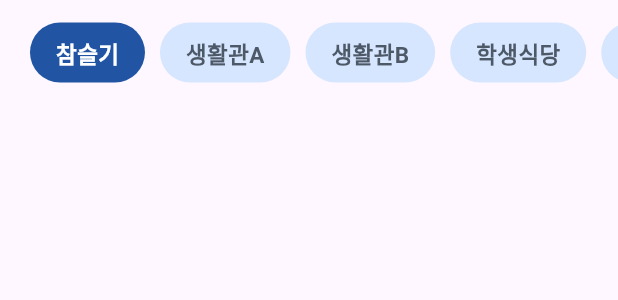
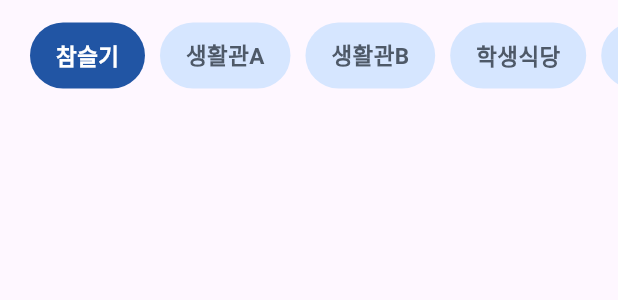
Before and after one commit to HipstuCAU/nyam_nyam_flutter, a Flutter app: the RestaurantPicker widget shown alone on an empty page, opened directly, on a phone screen of 412 x 824 dp. Shown: the top 300 px of the screen. Run offline on Flutter 3.47's test engine with Material 3 defaults, Android fonts, the phone set to English and light mode, and no system bars; drawn by our look-alikes of scroll_to_index; our stand-ins replace cloud_firestore, firebase_core, fluttertoast, google_mobile_ads, shared_preferences; missing offline and left inert: flutter_email_sender; accounts and stored records are empty; network calls fail.

Commit message:
[chore] restaurantpicker height 수정 (#70)

```diff
--- a/lib/widgets/restaurantPicker_widget.dart
+++ b/lib/widgets/restaurantPicker_widget.dart
@@ -40,7 +40,7 @@ class _RestaurantPickerState extends State<RestaurantPicker> {
         top: 10,
       ),
       child: SizedBox(
-        height: 55,
+        height: 59,
         child: ListView.builder(
           controller: HomeScreen.autoScrollController,
           scrollDirection: Axis.horizontal,
```
